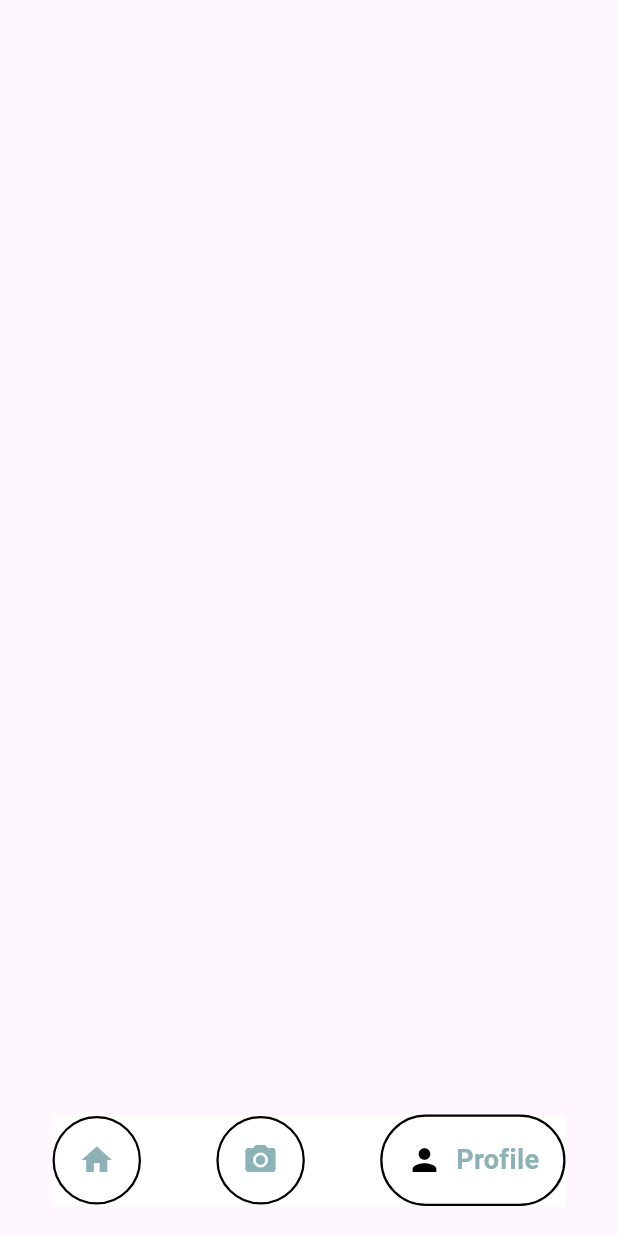
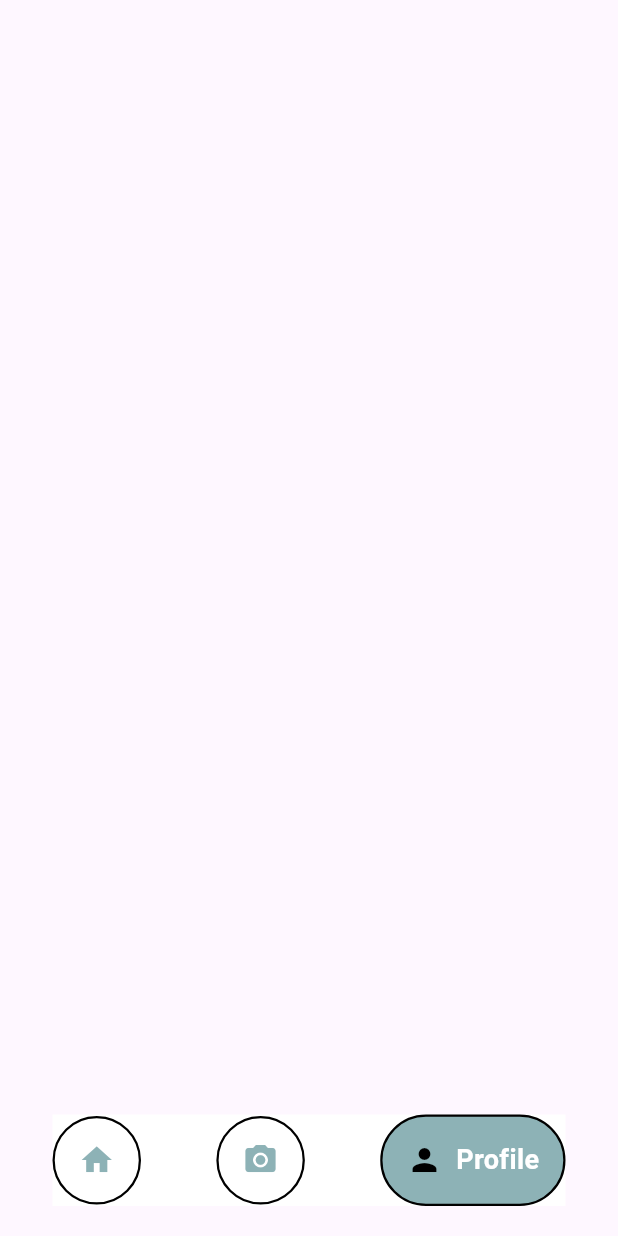
Before and after one commit to mega-b1te/WaForgeHackathon, a Flutter app: the screen it shows after launch, item 3 of the bottom bar chosen, on a phone screen of 412 x 824 dp. Run offline on Flutter 3.47's test engine with Material 3 defaults, Android fonts, the phone set to English and light mode, and no system bars; drawn by our look-alikes of google_nav_bar; missing offline and left inert: openfoodfacts, simple_barcode_scanner.

Commit message:
colorchanges

```diff
--- a/health_app/lib/home.dart
+++ b/health_app/lib/home.dart
@@ -4,6 +4,7 @@ import 'package:health_app/profile.dart' as profile;
 import 'package:openfoodfacts/openfoodfacts.dart';
 import 'package:simple_barcode_scanner/simple_barcode_scanner.dart';
 import 'package:google_nav_bar/google_nav_bar.dart';
+import 'package:health_app/theme.dart';
 
 class MyHomePage extends StatefulWidget {
   const MyHomePage({super.key});
@@ -34,9 +35,7 @@ class _MyHomePageState extends State<MyHomePage> {
     return Scaffold(
       extendBody: true,
       appBar: AppBar(),
-      body: Center(
-
-      ),
+      body: Center(),
       bottomNavigationBar: Container(
         child: Padding(
           padding: EdgeInsets.symmetric(horizontal: 35, vertical: 20),
@@ -140,9 +139,7 @@ class _MyHomePageState extends State<MyHomePage> {
                       ),
                     ),
                   );
-
-
-                }//else if(index == 2){
+                } //else if(index == 2){
                 //   Navigator.push(
                 //     context,
                 //     MaterialPageRoute(
@@ -184,13 +181,14 @@ class _MyHomePageState extends State<MyHomePage> {
                   ),
                 ),
                 GButton(
+                  backgroundColor: ThemeClass().secondaryColor,
                   icon: Icons.person,
-                  iconColor: Color.fromARGB(255, 141, 178, 182),
+                  iconColor: ThemeClass().secondaryColor,
                   text: 'Profile',
                   textStyle: TextStyle(
                     fontSize: 18,
                     fontWeight: FontWeight.bold,
-                    color: Color.fromARGB(255, 141, 178, 182),
+                    color: ThemeClass().wColor,
                   ),
                 ),
               ]),
```
